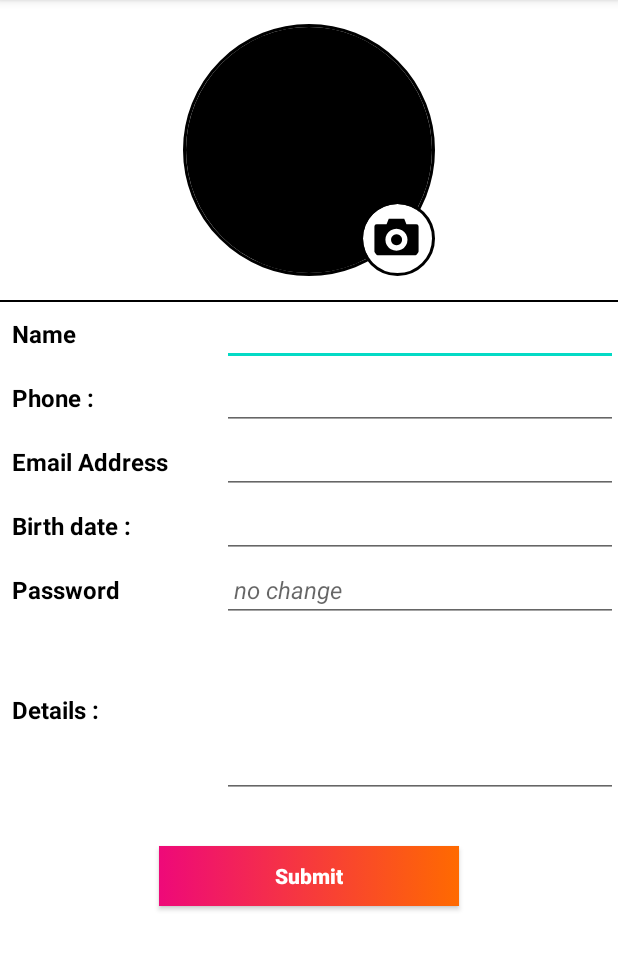
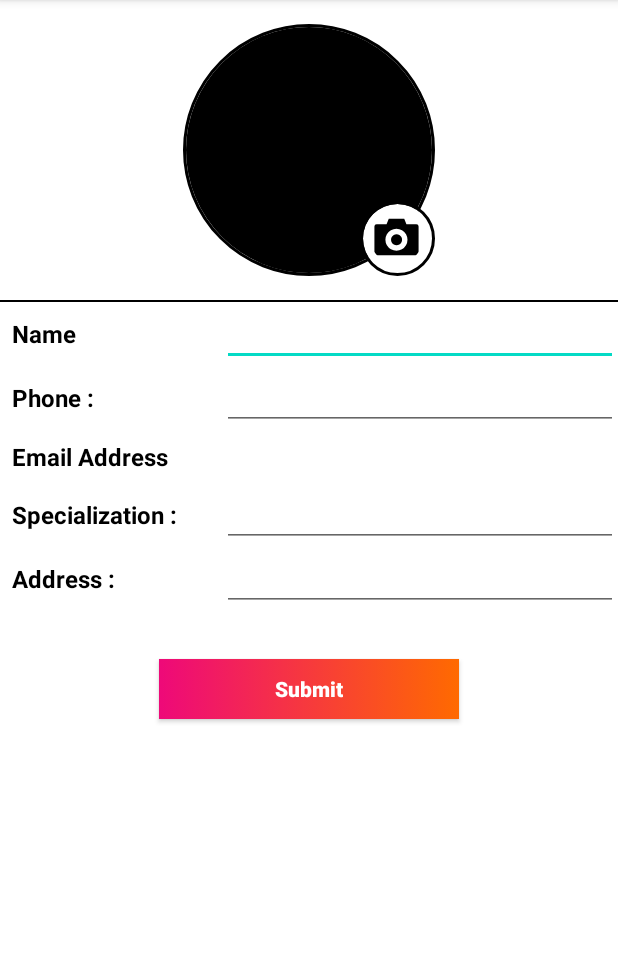
Before and after one commit to nayelfares/ChildB-H, an Android app: the fragment ProfileFragment shown on its own in the app's theme, after a tap on "Submit", on a phone screen of 412 x 824 dp, the part 84-1054 px from its top. Run offline under Robolectric (Android 15) with nearby library versions, the light colour scheme and no system bars; our stand-ins replace CircleImageView, RxJava; libraries missing offline, so code that uses them is left out: com.theartofdev.edmodo; network calls fail; pictures from the network do not load.

Commit message:
get parents

```diff
--- a/app/src/main/java/com/medical/childbh/doctor/DoctorActivity.kt
+++ b/app/src/main/java/com/medical/childbh/doctor/DoctorActivity.kt
@@ -12,6 +12,7 @@ import androidx.appcompat.app.AppCompatActivity
 import androidx.core.content.ContextCompat
 import androidx.fragment.app.Fragment
 import com.medical.childbh.R
+import com.medical.childbh.doctor.ui.ParentsFragment
 import com.medical.childbh.doctor.ui.ProfileFragment
 import kotlinx.android.synthetic.main.activity_doctor.*
 
@@ -31,17 +32,17 @@ class DoctorActivity : AppCompatActivity() {
             val menu = doctorNavView.menu
             for (i in 0 until menu.size()) {
                 menu.getItem(i).isChecked = false
-                replaceFragment(ProfileFragment())
             }
             when (item.itemId) {
                 R.id.profile -> {
                     item.isChecked = true
                     drawerLayout.closeDrawers()
+                    replaceFragmentAndClear(ProfileFragment())
                 }
                 R.id.parents -> {
                     item.isChecked = true
                     drawerLayout.closeDrawers()
-
+                    replaceFragmentAndClear(ParentsFragment())
                 }
                 else -> {
                     Toast.makeText(applicationContext, "nothing selected", Toast.LENGTH_LONG).show()
@@ -49,6 +50,7 @@ class DoctorActivity : AppCompatActivity() {
             }
             false
         }
+        replaceFragmentAndClear(ParentsFragment())
     }
 
     override fun onOptionsItemSelected(item: MenuItem): Boolean {
--- a/app/src/main/java/com/medical/childbh/doctor/api/DoctorService.kt
+++ b/app/src/main/java/com/medical/childbh/doctor/api/DoctorService.kt
@@ -1,6 +1,7 @@
 package com.medical.childbh.doctor.api
 
 import com.medical.childbh.GeneralResponse
+import com.medical.childbh.doctor.model.ParentsResponse
 import com.medical.childbh.doctor.model.ProfileResponse
 import io.reactivex.Observable
 import okhttp3.MultipartBody
@@ -29,8 +30,12 @@ interface DoctorService {
             @Query("id") id:Int,
             @Query("name") name:String,
             @Query("phone") phone:String,
-            @Query("dob") dob:String,
-            @Query("details") details:String,
-            @Query("password") password:String?=null
+            @Query("address") address:String,
+            @Query("specialization") specialization:String
     ): Observable<GeneralResponse>
+
+    @GET("get_parent")
+    fun getParents(
+            @Header("Authorization")  token:String
+    ): Observable<ParentsResponse>
 }
--- a/app/src/main/java/com/medical/childbh/doctor/ui/ProfileFragment.kt
+++ b/app/src/main/java/com/medical/childbh/doctor/ui/ProfileFragment.kt
@@ -6,6 +6,7 @@ import android.app.Dialog
 import android.content.Intent
 import android.net.Uri
 import android.os.Bundle
+import android.util.Log
 import android.view.MotionEvent
 import android.view.View
 import android.view.Window
@@ -28,45 +29,20 @@ class ProfileFragment : BaseFragment(R.layout.fragment_profile) ,ProfileView{
         super.onViewCreated(view, savedInstanceState)
 
         profileViewModel= ProfileViewModel(this,requireContext())
-        photo1.setOnClickListener {
+        photo.setOnClickListener {
             CropImage.activity().setGuidelines(CropImageView.Guidelines.ON).start(requireActivity())
         }
-        cameraContainer.setOnClickListener{photo1.callOnClick()}
-        camera.setOnClickListener{photo1.callOnClick()}
-        birthDate1.setOnTouchListener { v, event ->
-            when (event?.action) {
-                MotionEvent.ACTION_DOWN -> {
-                    val dialog =
-                            Dialog(requireContext(), R.style.Theme_Design_BottomSheetDialog)
-                    dialog.requestWindowFeature(Window.FEATURE_NO_TITLE)
-                    dialog.setCancelable(false)
-                    dialog.setContentView(R.layout.pick_date)
-                    dialog.datePickerCancel.setOnClickListener {
-                        dialog.dismiss()
-                    }
-                    dialog.datePickerOk.setOnClickListener {
-                        val pirthdateString=dialog.datePicker.year.toString()+"-"+(dialog.datePicker.month+1).toString()+"-"+dialog.datePicker.dayOfMonth.toString()
-                        birthDate1.setText(pirthdateString)
-                        dialog.dismiss()
-                    }
+        cameraContainer.setOnClickListener{photo.callOnClick()}
+        camera.setOnClickListener{photo.callOnClick()}
 
-                    val window: Window = dialog.window!!
-                    window.setLayout(ActionBar.LayoutParams.MATCH_PARENT, ActionBar.LayoutParams.MATCH_PARENT)
-                    dialog.show()
-                }
-            }
-
-            v?.onTouchEvent(event) ?: true
-        }
 
         submit1.setOnClickListener {
             loading()
             profileViewModel.updateProfie(
-                    username1.text.toString(),
-                    phone1.text.toString(),
-                    birthDate1.text.toString(),
-                    details1.text.toString(),
-                    password1.text.toString()
+                    username.text.toString(),
+                    phone.text.toString(),
+                    address.text.toString(),
+                    specialization.text.toString()
             )
         }
         loading()
@@ -75,15 +51,16 @@ class ProfileFragment : BaseFragment(R.layout.fragment_profile) ,ProfileView{
     }
 
     override fun getProfileSuccess(profile: Doctor) {
+        Log.e("photo",profile.photo)
         stopLoading()
         Glide.with(requireContext())
             .load(profile.photo.toUrl())
-            .into(photo1)
-        username1.setText(profile.name)
-        details1.setText(profile.details)
-        email1.setText(profile.email)
-        phone1.setText(profile.phone)
-        birthDate1.setText(profile.dob)
+            .into(photo)
+        username.setText(profile.name)
+        phone.setText(profile.phone)
+        email.setText(profile.email)
+        address.setText(profile.address)
+        specialization.setText(profile.specialization)
     }
 
     override fun getProfileFailed(message: String) {
@@ -92,7 +69,7 @@ class ProfileFragment : BaseFragment(R.layout.fragment_profile) ,ProfileView{
     }
 
     override fun updatePhotoOnSuccess(message: String, uri: Uri) {
-        photo1.setImageURI(uri)
+        photo.setImageURI(uri)
         stopLoading()
         showMessage(message)
     }
--- a/app/src/main/java/com/medical/childbh/doctor/vm/ProfileViewModel.kt
+++ b/app/src/main/java/com/medical/childbh/doctor/vm/ProfileViewModel.kt
@@ -1,6 +1,7 @@
 package com.medical.childbh.doctor.vm
 
 import android.content.Context
+import android.net.LinkAddress
 import android.net.Uri
 import com.medical.childbh.GeneralResponse
 import com.medical.childbh.R
@@ -12,6 +13,7 @@ import io.reactivex.Observer
 import io.reactivex.android.schedulers.AndroidSchedulers
 import io.reactivex.disposables.Disposable
 import io.reactivex.schedulers.Schedulers
+import kotlinx.android.synthetic.main.fragment_profile.*
 import okhttp3.MediaType.Companion.toMediaTypeOrNull
 import okhttp3.MultipartBody
 import okhttp3.RequestBody.Companion.asRequestBody
@@ -37,18 +39,12 @@ class ProfileViewModel(val profileView: ProfileView, val context: Context) {
                 })
     }
 
-    fun updateProfie(name:String,phone:String,dob:String,details:String,password:String){
-        var registerVar  = DoctorApiManager.doctorService.updateProfile(
+    fun updateProfie(name:String,phone:String,address:String,specialization:String){
+        val registerVar  = DoctorApiManager.doctorService.updateProfile(
                 DoctorActivity.token,
                 DoctorActivity.id,
-                name,phone,dob,details,password
+                name,phone,address,specialization
         )
-        if (password.trim()=="")
-            registerVar  = DoctorApiManager.doctorService.updateProfile(
-                    DoctorActivity.token,
-                    DoctorActivity.id,
-                    name,phone,dob,details
-            )
         registerVar.subscribeOn(Schedulers.io())
                 .observeOn(AndroidSchedulers.mainThread())
                 .subscribe(object : Observer<GeneralResponse> {
--- a/app/src/main/res/layout/fragment_login.xml
+++ b/app/src/main/res/layout/fragment_login.xml
@@ -26,6 +26,7 @@
         android:layout_width="match_parent"
         android:layout_height="40dp"
         android:gravity="center"
+        android:text="nayel.fares@hotmail.com"
         android:inputType="textEmailAddress"
         android:background="@drawable/ic_edittext_border"
         android:textSize="16sp"
@@ -51,6 +52,7 @@
         android:background="@drawable/ic_edittext_border"
         android:inputType="textPassword"
         android:textSize="16sp"
+        android:text="0987"
         android:layout_marginTop="8dp"
         android:layout_marginStart="32dp"
         android:layout_marginEnd="32dp"
--- a/app/src/main/res/layout/fragment_profile.xml
+++ b/app/src/main/res/layout/fragment_profile.xml
@@ -19,7 +19,7 @@
             android:src="@color/black"
             android:layout_centerInParent="true"
             app:civ_border_width="2dp"
-            android:id="@+id/photo1"/>
+            android:id="@+id/photo"/>
         <de.hdodenhof.circleimageview.CircleImageView
             android:layout_width="50dp"
             android:layout_height="50dp"
@@ -64,7 +64,7 @@
             android:layout_height="wrap_content"
             android:layout_weight="3"
             android:textColor="@color/black"
-            android:id="@+id/username1"
+            android:id="@+id/username"
 
             android:textSize="16sp"
             android:layout_marginStart="8dp"
@@ -90,7 +90,7 @@
             android:layout_height="wrap_content"
             android:layout_weight="3"
             android:textColor="@color/black"
-            android:id="@+id/phone1"
+            android:id="@+id/phone"
             android:textSize="16sp"
             android:layout_marginStart="8dp"
             android:gravity="start"
@@ -110,12 +110,12 @@
             android:layout_marginStart="8dp"
             android:gravity="start|center"
             android:textStyle="bold"/>
-        <EditText
+        <TextView
             android:layout_width="0dp"
-            android:layout_height="wrap_content"
+            android:layout_height="35dp"
             android:layout_weight="3"
             android:textColor="@color/black"
-            android:id="@+id/email1"
+            android:id="@+id/email"
             android:textSize="16sp"
             android:layout_marginStart="8dp"
             android:gravity="start"
@@ -129,7 +129,7 @@
             android:layout_width="0dp"
             android:layout_height="match_parent"
             android:layout_weight="1.5"
-            android:text="@string/birth_date"
+            android:text="@string/specialization"
             android:textSize="16sp"
             android:textColor="@color/black"
             android:layout_marginStart="8dp"
@@ -140,7 +140,7 @@
             android:layout_height="wrap_content"
             android:layout_weight="3"
             android:textColor="@color/black"
-            android:id="@+id/birthDate1"
+            android:id="@+id/specialization"
             android:textSize="16sp"
             android:layout_marginStart="8dp"
             android:gravity="start"
@@ -154,7 +154,7 @@
             android:layout_width="0dp"
             android:layout_height="match_parent"
             android:layout_weight="1.5"
-            android:text="@string/password"
+            android:text="@string/address"
             android:textSize="16sp"
             android:textColor="@color/black"
             android:layout_marginStart="8dp"
@@ -165,44 +165,15 @@
             android:layout_height="wrap_content"
             android:layout_weight="3"
             android:textColor="@color/black"
-            android:hint="@string/no_change"
             android:paddingStart="8dp"
             android:paddingEnd="8dp"
-            android:id="@+id/password1"
+            android:id="@+id/address"
             android:textSize="16sp"
             android:layout_marginStart="8dp"
             android:gravity="start"
             android:textStyle="italic"/>
     </LinearLayout>
-    <LinearLayout
-        android:layout_width="match_parent"
-        android:layout_height="wrap_content"
-        android:orientation="horizontal">
-        <TextView
-            android:layout_width="0dp"
-            android:layout_height="match_parent"
-            android:layout_weight="1.5"
-            android:text="@string/details"
-            android:textSize="16sp"
-            android:textColor="@color/black"
-            android:layout_marginStart="8dp"
-            android:gravity="start|center"
-            android:textStyle="bold"/>
-        <EditText
-            android:layout_width="0dp"
-            android:layout_height="wrap_content"
-            android:layout_weight="3"
-            android:textColor="@color/black"
-            android:id="@+id/details1"
-            android:textSize="16sp"
-            android:lines="5"
-            android:autoLink="web"
-            android:linksClickable="true"
-            android:textColorLink="#FF0000"
-            android:layout_marginStart="8dp"
-            android:gravity="start"
-            android:textStyle="normal"/>
-    </LinearLayout>
+
 
 
     <androidx.appcompat.widget.AppCompatButton
```
Also changed, not shown: app/src/main/java/com/medical/childbh/doctor/model/Parent.kt (added, +11 -0 lines), app/src/main/java/com/medical/childbh/doctor/ui/ParentsFragment.kt (added, +33 -0 lines), app/src/main/java/com/medical/childbh/doctor/ui/ParentsView.kt (added, +9 -0 lines), app/src/main/java/com/medical/childbh/doctor/vm/ParentAdapter.kt (added, +39 -0 lines), app/src/main/java/com/medical/childbh/doctor/vm/ParentsViewModel.kt (added, +33 -0 lines), app/src/main/res/layout/fragment_parents.xml (added, +26 -0 lines), app/src/main/res/layout/parent_item_row.xml (added, +45 -0 lines).
